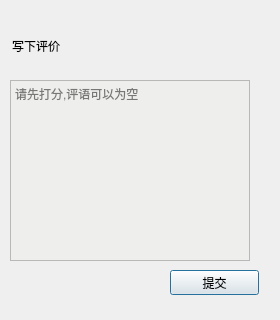
Above: usrui/servercomment.ui from himarsmty/c-homework before the change; both pictures show x 0 to 280 and y 180 to 500 of the 280 by 500 pixel window. Below: the same form after it.
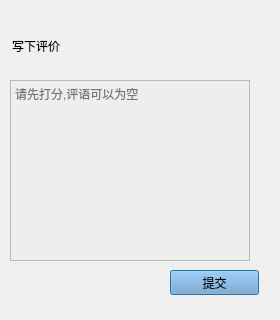
That is the form after the change. Icons and pictures are not drawn.

```diff
--- a/usrui/servercomment.ui
+++ b/usrui/servercomment.ui
@@ -41,6 +41,43 @@
      <height>25</height>
     </rect>
    </property>
+   <property name="palette">
+    <palette>
+     <active>
+      <colorrole role="Button">
+       <brush brushstyle="SolidPattern">
+        <color alpha="255">
+         <red>114</red>
+         <green>159</green>
+         <blue>207</blue>
+        </color>
+       </brush>
+      </colorrole>
+     </active>
+     <inactive>
+      <colorrole role="Button">
+       <brush brushstyle="SolidPattern">
+        <color alpha="255">
+         <red>114</red>
+         <green>159</green>
+         <blue>207</blue>
+        </color>
+       </brush>
+      </colorrole>
+     </inactive>
+     <disabled>
+      <colorrole role="Button">
+       <brush brushstyle="SolidPattern">
+        <color alpha="255">
+         <red>114</red>
+         <green>159</green>
+         <blue>207</blue>
+        </color>
+       </brush>
+      </colorrole>
+     </disabled>
+    </palette>
+   </property>
    <property name="text">
     <string>提交</string>
    </property>
```
Left out of the diff: 13 changed lines with no effect on the pictures.
